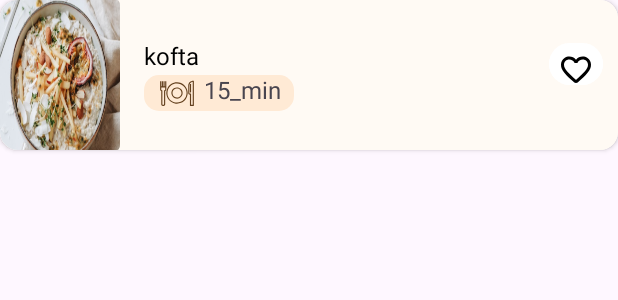
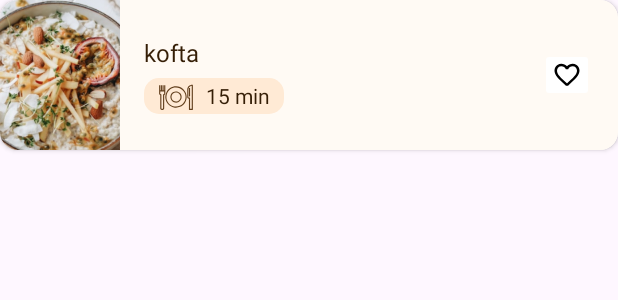
Before and after one commit to Android-Geeks/Masala, an Android app: the layout card_view_search.xml on its own in the app's theme, with its tools: preview values and no code run, on a phone screen of 412 x 824 dp. Shown: the top 300 px of the screen. Run offline under Robolectric (Android 15) with nearby library versions, the phone set to English and light mode, and no system bars; Roboto replaces fonts that are not available here.

Commit message:
fix cards dimensions and details

```diff
--- a/app/src/main/res/drawable/round_favorite_border_24.xml
+++ b/app/src/main/res/drawable/round_favorite_border_24.xml
@@ -1,5 +1,5 @@
-<vector android:height="24dp" android:tint="#000000"
+<vector android:height="20dp" android:tint="#000000"
     android:viewportHeight="24" android:viewportWidth="24"
-    android:width="24dp" xmlns:android="http://schemas.android.com/apk/res/android">
+    android:width="20dp" xmlns:android="http://schemas.android.com/apk/res/android">
     <path android:fillColor="@android:color/white" android:pathData="M19.66,3.99c-2.64,-1.8 -5.9,-0.96 -7.66,1.1 -1.76,-2.06 -5.02,-2.91 -7.66,-1.1 -1.4,0.96 -2.28,2.58 -2.34,4.29 -0.14,3.88 3.3,6.99 8.55,11.76l0.1,0.09c0.76,0.69 1.93,0.69 2.69,-0.01l0.11,-0.1c5.25,-4.76 8.68,-7.87 8.55,-11.75 -0.06,-1.7 -0.94,-3.32 -2.34,-4.28zM12.1,18.55l-0.1,0.1 -0.1,-0.1C7.14,14.24 4,11.39 4,8.5 4,6.5 5.5,5 7.5,5c1.54,0 3.04,0.99 3.57,2.36h1.87C13.46,5.99 14.96,5 16.5,5c2,0 3.5,1.5 3.5,3.5 0,2.89 -3.14,5.74 -7.9,10.05z"/>
 </vector>
--- a/app/src/main/res/layout/card_view_search.xml
+++ b/app/src/main/res/layout/card_view_search.xml
@@ -1,14 +1,11 @@
 <?xml version="1.0" encoding="utf-8"?>
-<androidx.cardview.widget.CardView
-    xmlns:android="http://schemas.android.com/apk/res/android"
+<androidx.cardview.widget.CardView xmlns:android="http://schemas.android.com/apk/res/android"
     xmlns:app="http://schemas.android.com/apk/res-auto"
     xmlns:tools="http://schemas.android.com/tools"
     android:layout_width="match_parent"
     android:layout_height="100dp"
-    android:elevation="6dp"
-    app:cardCornerRadius="12dp"
-
-    >
+    android:background="@color/off_white"
+    app:cardCornerRadius="12dp">
 
     <androidx.constraintlayout.widget.ConstraintLayout
         android:id="@+id/constraint_layout"
@@ -17,83 +14,95 @@
         android:background="@color/off_white"
         android:orientation="horizontal">
 
-
         <ImageView
-            android:id="@+id/imageView_random_recipe"
+            android:id="@+id/item_image"
             android:layout_width="80dp"
             android:layout_height="match_parent"
-            android:layout_marginEnd="8dp"
-            android:background="@drawable/image"
+            android:contentDescription="@string/recipe_image"
+            android:scaleType="centerCrop"
+            android:src="@drawable/image"
             app:cardCornerRadius="12dp"
+            app:layout_constraintBottom_toBottomOf="parent"
             app:layout_constraintStart_toStartOf="parent"
             app:layout_constraintTop_toTopOf="parent" />
 
         <androidx.constraintlayout.widget.ConstraintLayout
             android:id="@+id/layout_bottom"
-            android:layout_width="176dp"
-            android:layout_height="48dp"
+            android:layout_width="0dp"
+            android:layout_height="52dp"
             android:layout_marginStart="16dp"
             android:layout_marginTop="10dp"
             android:layout_marginBottom="10dp"
             app:layout_constraintBottom_toBottomOf="parent"
-            app:layout_constraintStart_toEndOf="@id/imageView_random_recipe"
+            app:layout_constraintEnd_toStartOf="@+id/drawable_favorite"
+            app:layout_constraintHorizontal_weight="1"
+            app:layout_constraintStart_toEndOf="@id/item_image"
             app:layout_constraintTop_toTopOf="parent">
 
             <TextView
-                android:id="@+id/titleTextView"
-                android:layout_width="176dp"
+                android:id="@+id/recipe_text"
+                android:layout_width="0dp"
                 android:layout_height="24dp"
-                android:layout_marginBottom="4dp"
-                android:text="kofta"
-                android:textColor="@color/black"
+                android:textColor="@color/dark_brown"
                 android:textSize="16sp"
                 android:textStyle="normal"
+                app:layout_constraintEnd_toEndOf="parent"
+                app:layout_constraintHorizontal_weight="1"
                 app:layout_constraintStart_toStartOf="parent"
-                app:layout_constraintTop_toTopOf="parent" />
+                app:layout_constraintTop_toTopOf="parent"
+                tools:text="kofta" />
 
             <androidx.constraintlayout.widget.ConstraintLayout
                 android:id="@+id/layout_bottom2"
                 android:layout_width="wrap_content"
                 android:layout_height="24dp"
                 android:background="@drawable/card_recipe"
+                android:padding="1dp"
                 app:layout_constraintBottom_toBottomOf="@id/layout_bottom"
                 app:layout_constraintStart_toStartOf="@id/layout_bottom">
 
                 <TextView
-                    android:id="@+id/textView_Minutes"
-                    android:layout_width="60dp"
-                    android:layout_height="30dp"
-                    android:layout_marginStart="6dp"
-                    android:gravity="center_vertical"
-                    android:text="15_min"
+                    android:id="@+id/minutes_text"
+                    android:layout_width="match_parent"
+                    android:layout_height="match_parent"
+                    android:layout_marginStart="8dp"
+                    android:layout_marginEnd="8dp"
+                    android:gravity="center_vertical|center_horizontal"
                     android:textAlignment="gravity"
-                    android:textSize="16sp"
+                    android:textColor="@color/dark_brown"
+                    android:textSize="14sp"
                     android:textStyle="normal"
                     app:layout_constraintBottom_toBottomOf="parent"
-                    app:layout_constraintStart_toEndOf="@id/drawable_recipe" />
+                    app:layout_constraintEnd_toEndOf="parent"
+                    app:layout_constraintStart_toEndOf="@id/drawable_recipe"
+                    app:layout_constraintTop_toTopOf="parent"
+                    tools:text="15 min" />
 
                 <ImageView
                     android:id="@+id/drawable_recipe"
                     android:layout_width="24dp"
                     android:layout_height="24dp"
-                    android:layout_marginStart="10dp"
+                    android:layout_marginStart="8dp"
                     android:background="@drawable/food"
+                    android:contentDescription="@string/dish_image"
                     app:layout_constraintBottom_toBottomOf="parent"
-                    app:layout_constraintEnd_toStartOf="@+id/textView_Minutes"
-                    app:layout_constraintStart_toStartOf="@id/layout_bottom2" />
+                    app:layout_constraintEnd_toStartOf="@+id/minutes_text"
+                    app:layout_constraintStart_toStartOf="@id/layout_bottom2"
+                    app:layout_constraintTop_toTopOf="parent" />
             </androidx.constraintlayout.widget.ConstraintLayout>
         </androidx.constraintlayout.widget.ConstraintLayout>
 
-        <Button
+        <ImageButton
             android:id="@+id/drawable_favorite"
             android:layout_width="36dp"
             android:layout_height="36dp"
-            android:layout_marginEnd="10dp"
-            android:layout_marginBottom="39dp"
+            android:layout_marginEnd="16dp"
             android:backgroundTint="@color/white"
-            android:drawableTop="@drawable/round_favorite_border_24"
+            android:contentDescription="@string/heart_icon"
+            android:src="@drawable/round_favorite_border_24"
             app:layout_constraintBottom_toBottomOf="parent"
-            app:layout_constraintEnd_toEndOf="@id/constraint_layout" />
+            app:layout_constraintEnd_toEndOf="@id/constraint_layout"
+            app:layout_constraintTop_toTopOf="parent" />
 
 
     </androidx.constraintlayout.widget.ConstraintLayout>
--- a/app/src/main/res/values/strings.xml
+++ b/app/src/main/res/values/strings.xml
@@ -14,6 +14,10 @@
     <string name="more_info">More Info</string>
     <!-- TODO: Remove or change this placeholder text -->
     <string name="hello_blank_fragment">Hello blank fragment</string>
+    <string name="food_image">Food Image</string>
+    <string name="heart_icon">Heart Icon</string>
+    <string name="recipe_image">Recipe Image</string>
+    <string name="dish_image">Dish Image</string>
 
 
 </resources>
```
Also changed, not shown: app/src/main/res/layout/card_view_cuisines.xml (+23 -23 lines), app/src/main/res/layout/card_view_ingredients.xml (+22 -37 lines), app/src/main/res/layout/card_view_search_2.xml (+50 -60 lines), app/src/main/res/layout/card_view_sub_category.xml (+56 -58 lines).
